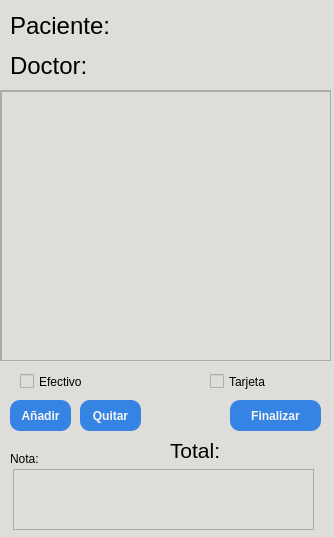
nssmelmsr/CentroVeterinario, file UI/cuentaView.ui: the form before one commit.
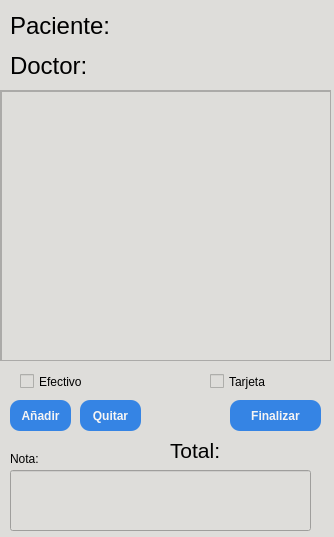
The form after the commit.

Patch:
```diff
--- a/UI/cuentaView.ui
+++ b/UI/cuentaView.ui
@@ -70,19 +70,6 @@
     <string>Doctor:</string>
    </property>
   </widget>
-  <widget class="QTextEdit" name="notaTE">
-   <property name="geometry">
-    <rect>
-     <x>13</x>
-     <y>469</y>
-     <width>301</width>
-     <height>61</height>
-    </rect>
-   </property>
-   <property name="styleSheet">
-    <string notr="true">color:black</string>
-   </property>
-  </widget>
   <widget class="QLabel" name="label">
    <property name="geometry">
     <rect>
@@ -290,6 +277,16 @@
     <string>Tarjeta</string>
    </property>
   </widget>
+  <widget class="QLineEdit" name="notaLe">
+   <property name="geometry">
+    <rect>
+     <x>10</x>
+     <y>470</y>
+     <width>301</width>
+     <height>61</height>
+    </rect>
+   </property>
+  </widget>
  </widget>
  <resources/>
  <connections/>
```
